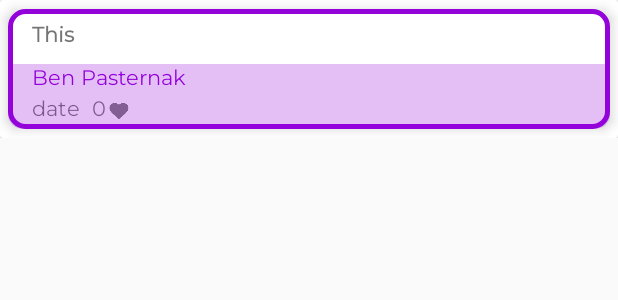
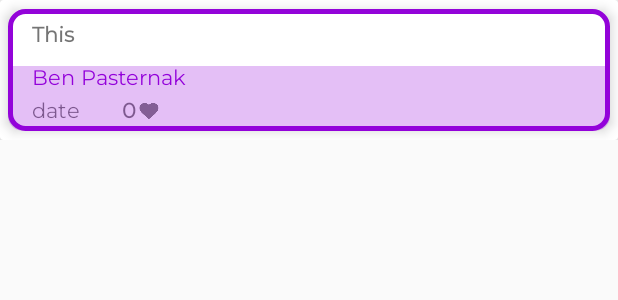
Before and after one commit to blackbird973/CapstoneProject, an Android app: the layout joke_item.xml on its own in the app's theme, with its tools: preview values and no code run, on a phone screen of 412 x 824 dp. Shown: the top 300 px of the screen. Run offline under Robolectric (Android 15) with nearby library versions, the phone set to English and light mode, and no system bars.

Commit message:
Finished the UI

```diff
--- a/app/src/main/res/layout/joke_item.xml
+++ b/app/src/main/res/layout/joke_item.xml
@@ -82,7 +82,7 @@
                 android:id="@+id/joke_like_btn"
                 android:layout_width="25dp"
                 android:layout_height="16dp"
-                android:layout_marginBottom="2dp"
+                android:layout_marginBottom="3dp"
                 android:paddingEnd="8dp"
                 android:scaleType="fitXY"
                 app:layout_constraintBottom_toBottomOf="@+id/joke_like_count"
@@ -93,8 +93,10 @@
                 android:id="@+id/joke_like_count"
                 android:layout_width="wrap_content"
                 android:layout_height="wrap_content"
+                android:layout_marginStart="20dp"
                 android:fontFamily="@font/montserrat"
                 android:text="0"
+                android:textStyle="bold"
                 app:layout_constraintBottom_toBottomOf="@+id/tv_date"
                 app:layout_constraintStart_toEndOf="@+id/tv_date" />
 
@@ -112,9 +114,9 @@
                 android:layout_width="20dp"
                 android:layout_height="20dp"
                 android:visibility="gone"
-                app:layout_constraintBottom_toBottomOf="@+id/banner_purple"
                 app:layout_constraintEnd_toEndOf="parent"
-                app:srcCompat="@drawable/croix_rouge_new" />
+                app:layout_constraintTop_toTopOf="parent"
+                app:srcCompat="@drawable/croix_rouge_v3" />
 
         </android.support.constraint.ConstraintLayout>
 
```
Also changed, not shown: app/src/main/res/drawable/croix_rouge_new.png (deleted), app/src/main/res/drawable/croix_rouge_v3.png (added).
